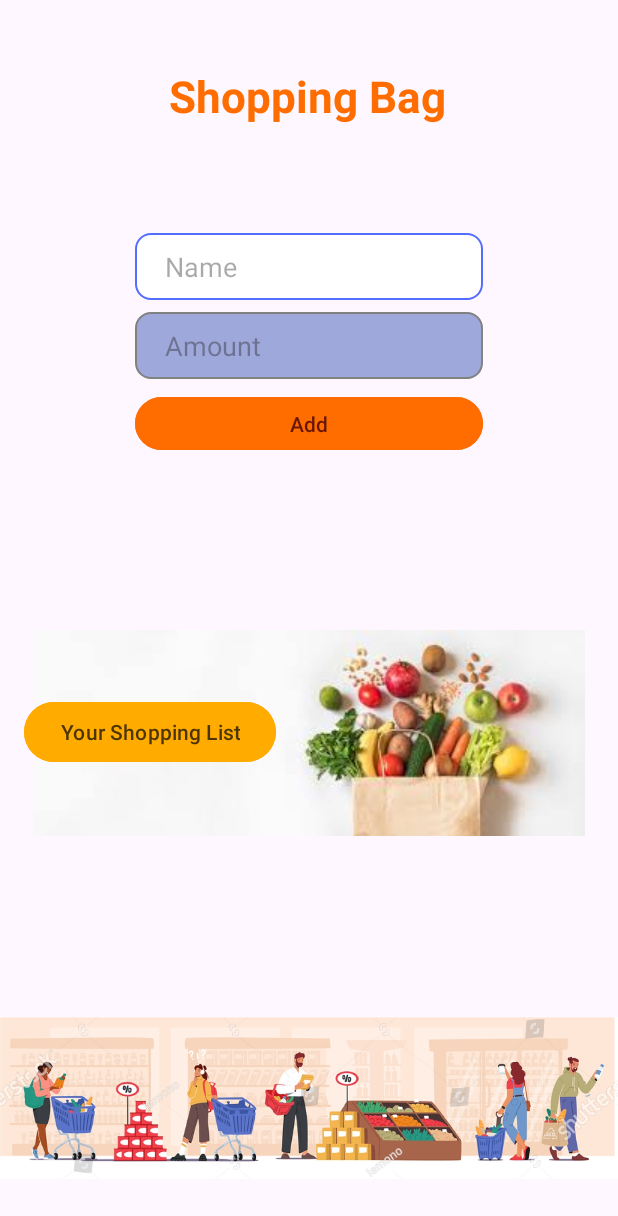
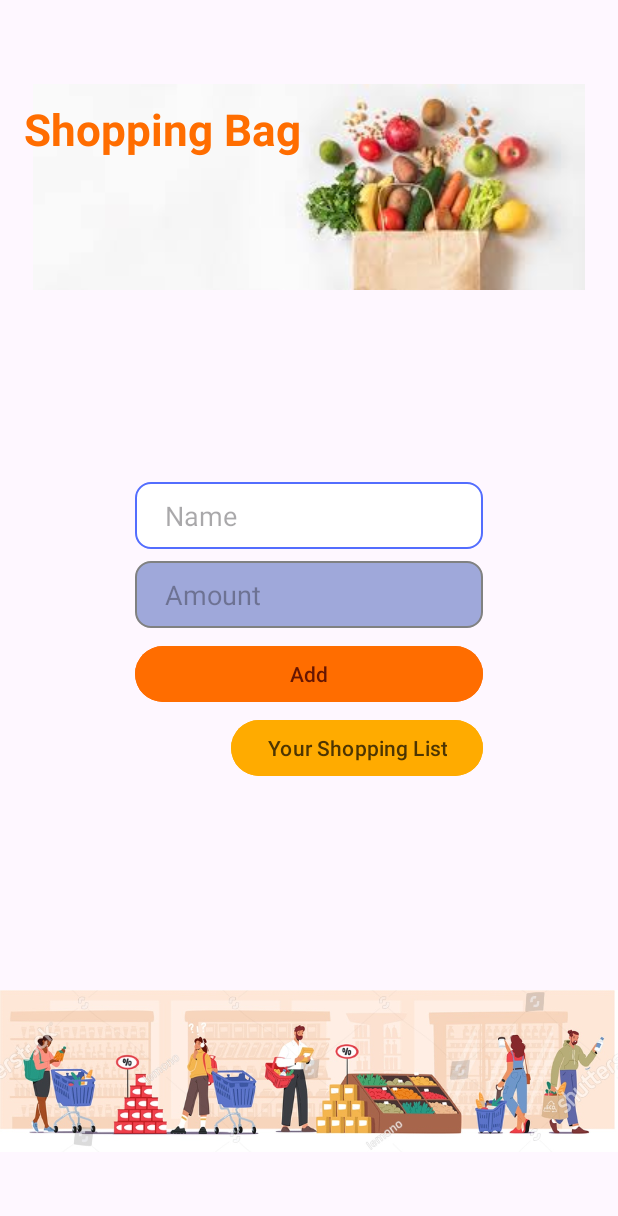
Before and after one commit to Aviraj1510/ShoppingApp, an Android app: the screen it shows after launch (MainActivity), on a phone screen of 412 x 824 dp. Shown: the top 1216 px of the screen. Run offline under Robolectric (Android 15) with nearby library versions, the light colour scheme and no system bars; our stand-ins replace Room's generated code.

Commit message:
Main Ui Change

```diff
--- a/app/src/main/AndroidManifest.xml
+++ b/app/src/main/AndroidManifest.xml
@@ -6,9 +6,9 @@
         android:allowBackup="true"
         android:dataExtractionRules="@xml/data_extraction_rules"
         android:fullBackupContent="@xml/backup_rules"
-        android:icon="@mipmap/ic_launcher"
+        android:icon="@drawable/trolley"
         android:label="@string/app_name"
-        android:roundIcon="@mipmap/ic_launcher_round"
+        android:roundIcon="@drawable/trolley"
         android:supportsRtl="true"
         android:theme="@style/Theme.ShoppingListJava"
         tools:targetApi="31">
--- a/app/src/main/java/com/example/shoppinglistjava/Adapter/ShoppingListAdapter.java
+++ b/app/src/main/java/com/example/shoppinglistjava/Adapter/ShoppingListAdapter.java
@@ -31,6 +31,11 @@ public class ShoppingListAdapter extends RecyclerView.Adapter<ShoppingListAdapte
         this.listener = listener;
     }
 
+
+    public void filterList(List<ShoppingItem> shoppingItems){
+        this.shoppingItems = shoppingItems;
+        notifyDataSetChanged();
+    }
 
     @NonNull
     @Override
--- a/app/src/main/java/com/example/shoppinglistjava/db/UserDao.java
+++ b/app/src/main/java/com/example/shoppinglistjava/db/UserDao.java
@@ -24,4 +24,7 @@ public interface UserDao {
 
     @Query("SELECT * FROM shopping_items")
     LiveData<List<ShoppingItem>> getAllShoppingItems();
+
+    @Query("SELECT * FROM shopping_items WHERE name LIKE :query")
+    LiveData<List<ShoppingItem>> searchItems(String query);
 }
--- a/app/src/main/java/com/example/shoppinglistjava/repository/ShoppingRepository.java
+++ b/app/src/main/java/com/example/shoppinglistjava/repository/ShoppingRepository.java
@@ -21,6 +21,10 @@ public class ShoppingRepository {
         userDao = database.userDao();
         allShoppingItems = userDao.getAllShoppingItems();
 
+    }
+
+    public LiveData<List<ShoppingItem>> searchItems(String query) {
+        return userDao.searchItems("%" + query + "%");
     }
 
     public void insert(ShoppingItem item) {
--- a/app/src/main/res/layout/activity_main.xml
+++ b/app/src/main/res/layout/activity_main.xml
@@ -8,28 +8,38 @@
     android:layout_gravity="center"
     >
 
+    <ImageView
+        android:id="@+id/imageView3"
+        android:layout_width="match_parent"
+        android:layout_height="wrap_content"
+        android:layout_marginTop="56dp"
+        android:src="@drawable/grocery"
+        app:layout_constraintEnd_toEndOf="parent"
+        app:layout_constraintHorizontal_bias="0.0"
+        app:layout_constraintStart_toStartOf="parent"
+        app:layout_constraintTop_toTopOf="parent" />
+
     <TextView
         android:id="@+id/textView"
         android:layout_width="wrap_content"
         android:layout_height="wrap_content"
-        android:layout_marginTop="44dp"
+        android:layout_marginStart="16dp"
         android:text="Shopping Bag"
         android:textAlignment="center"
         android:textColor="#FF6D00"
         android:textSize="29dp"
         android:textStyle="bold"
-        app:layout_constraintEnd_toEndOf="parent"
-        app:layout_constraintHorizontal_bias="0.497"
-        app:layout_constraintStart_toStartOf="parent"
-        app:layout_constraintTop_toTopOf="parent" />
-
+        app:layout_constraintBottom_toBottomOf="@+id/imageView3"
+        app:layout_constraintStart_toStartOf="@+id/imageView3"
+        app:layout_constraintTop_toTopOf="@+id/imageView3"
+        app:layout_constraintVertical_bias="0.102" />
 
     <EditText
         android:id="@+id/editTextName"
         android:layout_width="match_parent"
         android:layout_height="wrap_content"
         android:layout_marginStart="90dp"
-        android:layout_marginTop="72dp"
+        android:layout_marginTop="128dp"
         android:layout_marginEnd="90dp"
         android:background="@drawable/edittext_background"
         android:hint="Name"
@@ -41,7 +51,7 @@
         app:layout_constraintEnd_toEndOf="parent"
         app:layout_constraintHorizontal_bias="0.0"
         app:layout_constraintStart_toStartOf="parent"
-        app:layout_constraintTop_toBottomOf="@+id/textView" />
+        app:layout_constraintTop_toBottomOf="@+id/imageView3" />
 
     <EditText
         android:id="@+id/editAmount"
@@ -65,7 +75,7 @@
     <Button
         android:id="@+id/buttonAdd"
         android:layout_width="match_parent"
-        android:layout_height="43dp"
+        android:layout_height="45dp"
         android:layout_marginLeft="90dp"
         android:layout_marginTop="8dp"
         android:layout_marginRight="90dp"
@@ -76,16 +86,6 @@
         app:layout_constraintStart_toStartOf="parent"
         app:layout_constraintTop_toBottomOf="@+id/editAmount" />
 
-    <ImageView
-        android:id="@+id/imageView3"
-        android:layout_width="match_parent"
-        android:layout_height="wrap_content"
-        android:layout_marginTop="116dp"
-        android:src="@drawable/grocery"
-        app:layout_constraintEnd_toEndOf="parent"
-        app:layout_constraintHorizontal_bias="1.0"
-        app:layout_constraintStart_toStartOf="parent"
-        app:layout_constraintTop_toBottomOf="@+id/buttonAdd" />
 
     <ImageView
         android:id="@+id/imageView2"
@@ -96,21 +96,21 @@
         app:layout_constraintEnd_toEndOf="parent"
         app:layout_constraintHorizontal_bias="0.0"
         app:layout_constraintStart_toStartOf="parent"
-        app:layout_constraintTop_toBottomOf="@+id/imageView3"
-        app:layout_constraintVertical_bias="0.801" />
+        app:layout_constraintTop_toBottomOf="@+id/btnList"
+        app:layout_constraintVertical_bias="0.739" />
 
     <Button
         android:id="@+id/btnList"
         android:layout_width="wrap_content"
-        android:layout_height="wrap_content"
-        android:layout_marginStart="16dp"
+        android:layout_height="45dp"
+        android:layout_marginTop="4dp"
         android:backgroundTint="#FFAB00"
         android:text="Your Shopping List"
         android:textColor="#4D3502"
-        app:layout_constraintBottom_toBottomOf="@+id/imageView3"
-        app:layout_constraintStart_toStartOf="parent"
-        app:layout_constraintTop_toTopOf="@+id/imageView3"
-        app:layout_constraintVertical_bias="0.494" />
+        app:layout_constraintEnd_toEndOf="@+id/buttonAdd"
+        app:layout_constraintHorizontal_bias="1.0"
+        app:layout_constraintStart_toStartOf="@+id/buttonAdd"
+        app:layout_constraintTop_toBottomOf="@+id/buttonAdd" />
 
     <ImageView
         android:id="@+id/imageView"
--- a/app/src/main/res/values/strings.xml
+++ b/app/src/main/res/values/strings.xml
@@ -1,3 +1,3 @@
 <resources>
-    <string name="app_name">ShoppingListJava</string>
+    <string name="app_name">ShoppingBag</string>
 </resources>
```
Also changed, not shown: app/src/main/java/com/example/shoppinglistjava/ShoppingList.java (+36 -0 lines), app/src/main/java/com/example/shoppinglistjava/ViewModel/ShoppingViewModel.java (+11 -0 lines), app/src/main/res/layout/activity_shopping_list.xml (+51 -19 lines), app/src/main/res/drawable/trolley.png (added).
